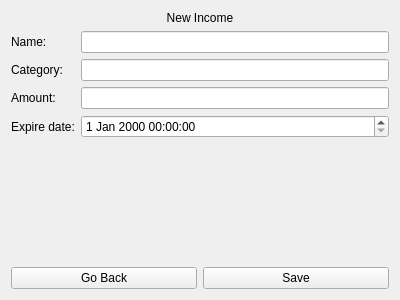
Above: src/Client/View/MainPage/Income/IncomeCreateSubPage/IncomeCreateSubPage.ui from iodream/Spend-Note before the change. Below: the same form after it.
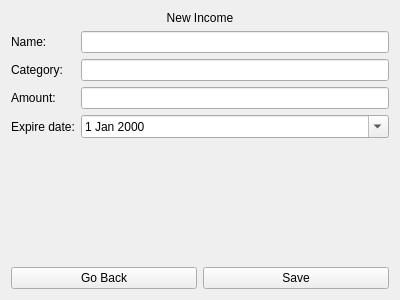
That is the form after the change.

Commit message: changed datetimeedit to dateedit + implemented set of current time

Patch:
```diff
--- a/src/Client/View/MainPage/Income/IncomeCreateSubPage/IncomeCreateSubPage.ui
+++ b/src/Client/View/MainPage/Income/IncomeCreateSubPage/IncomeCreateSubPage.ui
@@ -64,7 +64,11 @@
       </widget>
      </item>
      <item row="3" column="1">
-      <widget class="QDateTimeEdit" name="dateTimeEdit"/>
+      <widget class="QDateEdit" name="ExpirationDateEdit">
+       <property name="calendarPopup">
+        <bool>true</bool>
+       </property>
+      </widget>
      </item>
     </layout>
    </item>
```
The commit also changes 3 other files.
